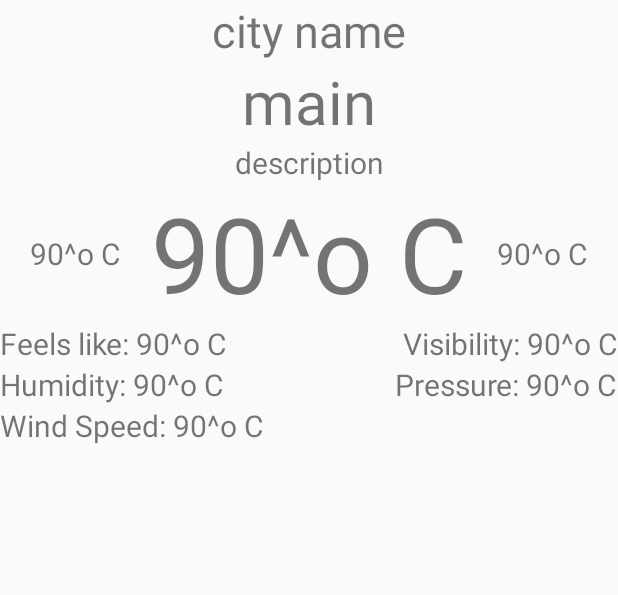
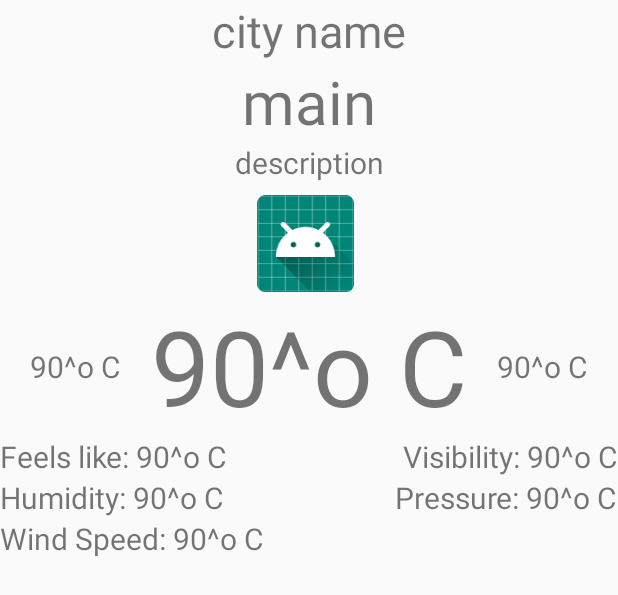
Before and after one commit to mia-le/WeatherOutside, an Android app: the layout activity_details.xml on its own in the app's theme, with its tools: preview values and no code run, on a phone screen of 412 x 824 dp. Shown: the top 595 px of the screen. Run offline under Robolectric (Android 15) with nearby library versions, the phone set to English and light mode, and no system bars.

Commit message:
needs to resolve intentDetails and Glide

```diff
--- a/app/build.gradle
+++ b/app/build.gradle
@@ -44,4 +44,7 @@ dependencies {
 
     implementation 'com.google.code.gson:gson:2.8.5'
     implementation 'com.squareup.retrofit2:converter-gson:2.4.0'
+
+    implementation 'com.github.bumptech.glide:glide:4.8.0'
+    annotationProcessor 'com.github.bumptech.glide:compiler:4.8.0'
 }
--- a/app/src/main/java/hu/ait/weatherapp/CityDialog.kt
+++ b/app/src/main/java/hu/ait/weatherapp/CityDialog.kt
@@ -44,6 +44,11 @@ class CityDialog : DialogFragment() {
 
         dialogBuilder.setView(dialogView)
 
+        dialogBuilder.setPositiveButton("Ok") { dialog, which ->
+        }
+        dialogBuilder.setNegativeButton("Cancel") { dialog, which ->
+        }
+
         return dialogBuilder.create()
     }
 
--- a/app/src/main/java/hu/ait/weatherapp/ScrollingActivity.kt
+++ b/app/src/main/java/hu/ait/weatherapp/ScrollingActivity.kt
@@ -73,7 +73,7 @@ class ScrollingActivity : AppCompatActivity(), CityDialog.CityHandler {
     private fun initRecyclerView() {
 
         var cityList = mutableListOf<City>()
-                weatherAdapter = WeatherAdapter(this, cityList)
+        weatherAdapter = WeatherAdapter(this, cityList, this as ScrollingActivity)
         recyclerCity.adapter = weatherAdapter
         val touchCallbackList = CityReyclerTouchCallback(weatherAdapter)
         val itemTouchHelper = ItemTouchHelper(touchCallbackList)
@@ -100,7 +100,6 @@ class ScrollingActivity : AppCompatActivity(), CityDialog.CityHandler {
         saveTodo(city)
     }
 
-
     override fun onBackPressed() {
         this.finishAffinity()
     }
--- a/app/src/main/java/hu/ait/weatherapp/SplashActivity.kt
+++ b/app/src/main/java/hu/ait/weatherapp/SplashActivity.kt
@@ -20,7 +20,7 @@ class SplashActivity : AppCompatActivity() {
             override fun onAnimationEnd(animation: Animation?) {
                 var intentScroll = Intent()
 
-                intentScroll.setClass(this@SplashActivity, ScrollingActivity::class.java)
+                intentScroll.setClass(this as SplashActivity, ScrollingActivity::class.java)
 
                 startActivity(intentScroll)
             }
--- a/app/src/main/java/hu/ait/weatherapp/network/CityWeatherAPI.kt
+++ b/app/src/main/java/hu/ait/weatherapp/network/CityWeatherAPI.kt
@@ -8,6 +8,8 @@ import retrofit2.http.Query
 //https://api.openweathermap.org/data/2.5/weather?q=Budapest,hu&units=metric&appid=f3d694bc3e1d44c1ed5a97bd1120e8fe
 
 interface CityWeatherAPI {
-    @GET("/data/2.5")
-    fun getWeather(@Query("weather") weather: String) : Call<CityWeatherResult>
+    @GET("/data/2.5/weather")
+    fun getWeather(@Query("q") city: String,
+    @Query("units") units: String,
+    @Query("appid") appid: String) : Call<CityWeatherResult>
 }
--- a/app/src/main/res/layout/activity_details.xml
+++ b/app/src/main/res/layout/activity_details.xml
@@ -5,6 +5,7 @@
     android:layout_width="match_parent"
     android:layout_height="match_parent"
     tools:context="hu.ait.weatherapp.DetailsActivity">
+
 
     <TextView
         android:id="@+id/tvCityName"
@@ -39,12 +40,24 @@
         android:textSize="20dp"
         />
 
+    <ImageView
+        android:layout_height="70dp"
+        android:layout_width="70dp"
+        android:id="@+id/imgvWeather"
+        android:paddingRight="5dp"
+        app:layout_constraintTop_toBottomOf="@id/tvCityDescription"
+        app:layout_constraintStart_toStartOf="parent"
+        app:layout_constraintEnd_toEndOf="parent"
+        android:src="@mipmap/ic_launcher"
+        android:layout_margin="5dp"
+        />
+
     <TextView
         android:id="@+id/tvCityTemp"
         android:layout_width="wrap_content"
         android:layout_height="wrap_content"
         app:layout_constraintStart_toStartOf="parent"
-        app:layout_constraintTop_toBottomOf="@id/tvCityDescription"
+        app:layout_constraintTop_toBottomOf="@id/imgvWeather"
         app:layout_constraintEnd_toEndOf="parent"
         android:text="90^o C"
         android:textSize="70dp"
@@ -85,7 +98,7 @@
         />
 
     <TextView
-        android:id="@+id/tvCityVisibility"
+        android:id="@+id/tvCityCloud"
         android:layout_width="wrap_content"
         android:layout_height="wrap_content"
         app:layout_constraintEnd_toEndOf="parent"
--- a/app/src/main/res/layout/city_dialog.xml
+++ b/app/src/main/res/layout/city_dialog.xml
@@ -13,4 +13,6 @@
         android:layout_width="match_parent"
         android:layout_height="wrap_content"/>
 
+
+
 </RelativeLayout>
--- a/app/src/main/res/layout/city_row.xml
+++ b/app/src/main/res/layout/city_row.xml
@@ -1,5 +1,5 @@
 <?xml version="1.0" encoding="utf-8"?>
-<androidx.cardview.widget.CardView android:id="@+id/cardTodo"
+<androidx.cardview.widget.CardView android:id="@+id/cardCity"
     android:layout_width="match_parent"
     android:layout_height="wrap_content"
     android:layout_margin="5dp"
```
Also changed, not shown: app/src/main/AndroidManifest.xml (+7 -5 lines), app/src/main/java/hu/ait/weatherapp/DetailsActivity.kt (+27 -4 lines), app/src/main/java/hu/ait/weatherapp/adapter/WeatherAdapter.kt (+30 -10 lines), app/src/main/java/hu/ait/weatherapp/data/CityWeatherResult.kt (+4 -4 lines). Lines whose indentation alone changed are shown as unchanged.
